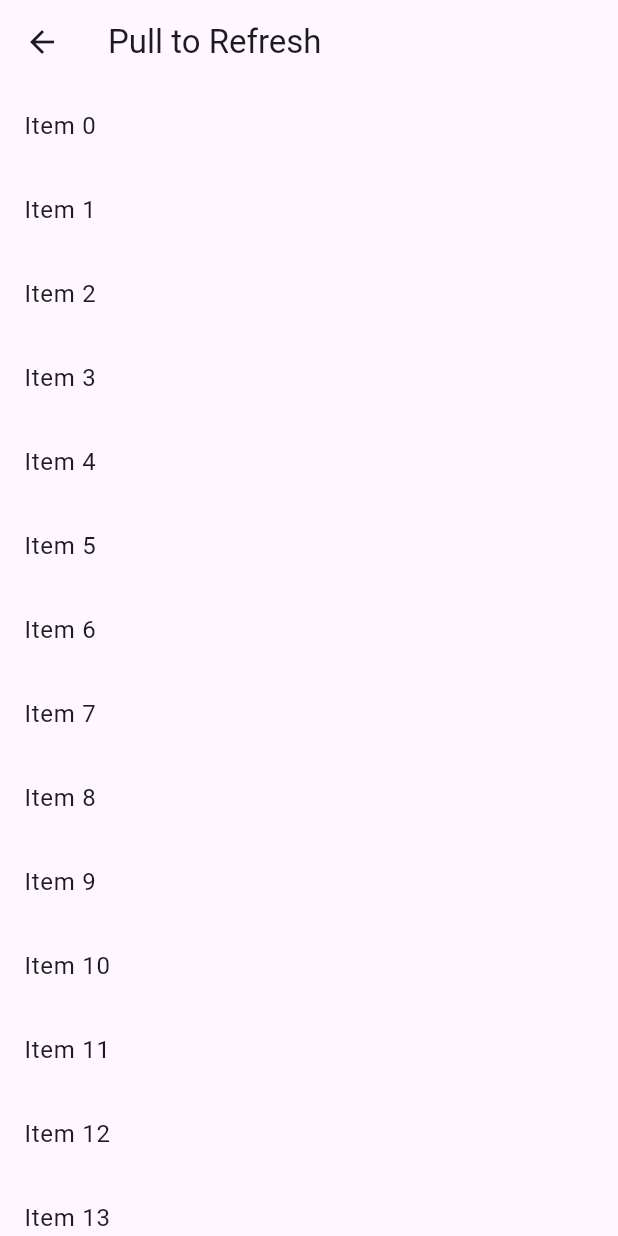
After one commit to VidarDev/flutter_widget_explorer, a Flutter app: the PullToRefreshPage screen opened directly, on a phone screen of 412 x 824 dp. The commit adds this screen. Run offline on Flutter 3.47's test engine with Material 3 defaults, Android fonts, the phone set to English and light mode, and no system bars.

Commit message:
Add pull to refresh page

```diff
--- a/lib/main.dart
+++ b/lib/main.dart
@@ -5,6 +5,7 @@ import 'package:flutter_widget_explorer/views/expanded_spacer.page.dart';
 import 'package:flutter_widget_explorer/views/padding_sizedbox.page.dart';
 import 'package:flutter_widget_explorer/views/row_column.page.dart';
 import 'package:flutter_widget_explorer/views/scaffold_appbar.page.dart';
+import 'package:flutter_widget_explorer/views/pull_to_refresh.page.dart';
 import 'package:flutter_widget_explorer/views/stack_position.page.dart';
 
 // At the top of your HomePage class
@@ -235,13 +236,13 @@ class HomePage extends StatelessWidget {
             ),
             ListTile(
               leading: const Icon(Icons.web),
-              title: const Text('Scaffold & AppBar'),
+              title: const Text('Pull-to-Refresh'),
               onTap: () {
                 Navigator.pop(context);
                 Navigator.push(
                   context,
                   MaterialPageRoute(
-                    builder: (context) => const ScaffoldAppBarPage(),
+                    builder: (context) => const PullToRefreshPage(),
                   ),
                 );
               },
--- /dev/null
+++ b/lib/views/pull_to_refresh.page.dart
@@ -0,0 +1,28 @@
+import 'package:flutter/material.dart';
+
+class PullToRefreshPage extends StatefulWidget {
+  const PullToRefreshPage({super.key});
+
+  @override
+  State<PullToRefreshPage> createState() => _PullToRefreshPage();
+}
+
+class _PullToRefreshPage extends State<PullToRefreshPage> {
+  @override
+  Widget build(BuildContext context) {
+    return Scaffold(
+      appBar: AppBar(title: const Text('Pull to Refresh')),
+      body: RefreshIndicator(
+        onRefresh: () async {
+          await Future.delayed(const Duration(seconds: 1));
+        },
+        child: ListView.builder(
+          itemCount: 20,
+          itemBuilder: (context, index) {
+            return ListTile(title: Text('Item $index'));
+          },
+        ),
+      ),
+    );
+  }
+}
```
